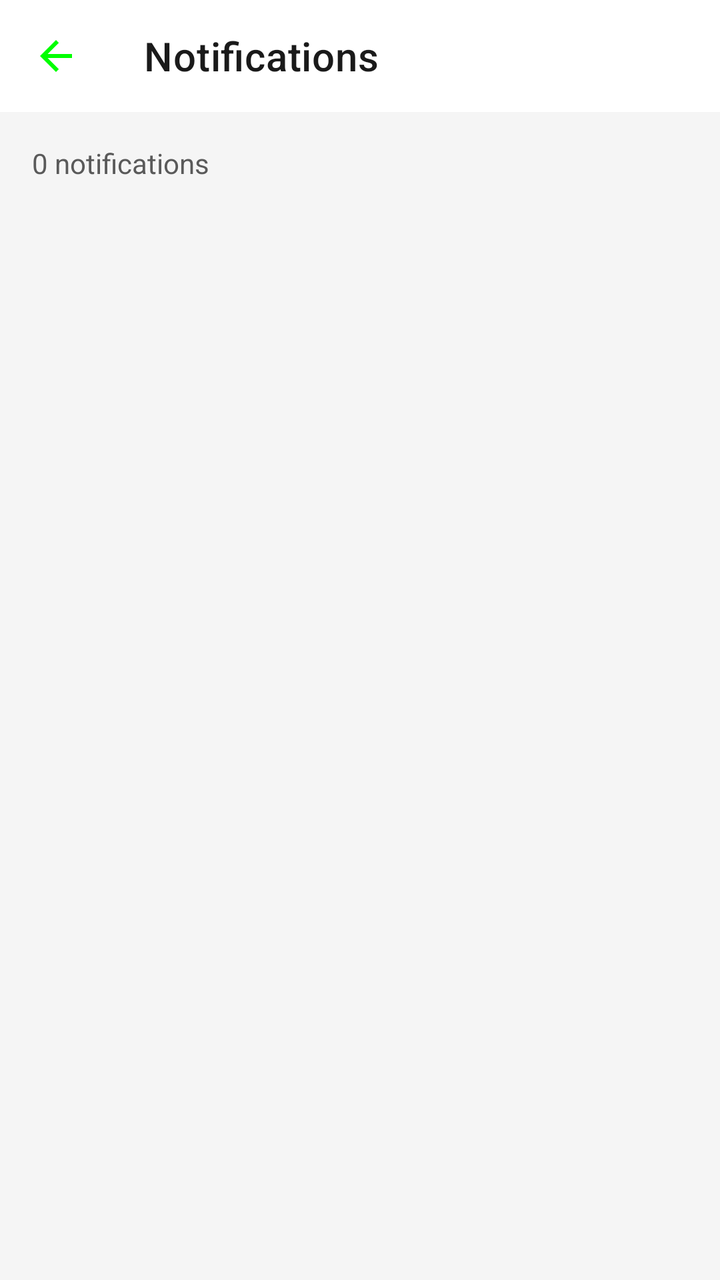
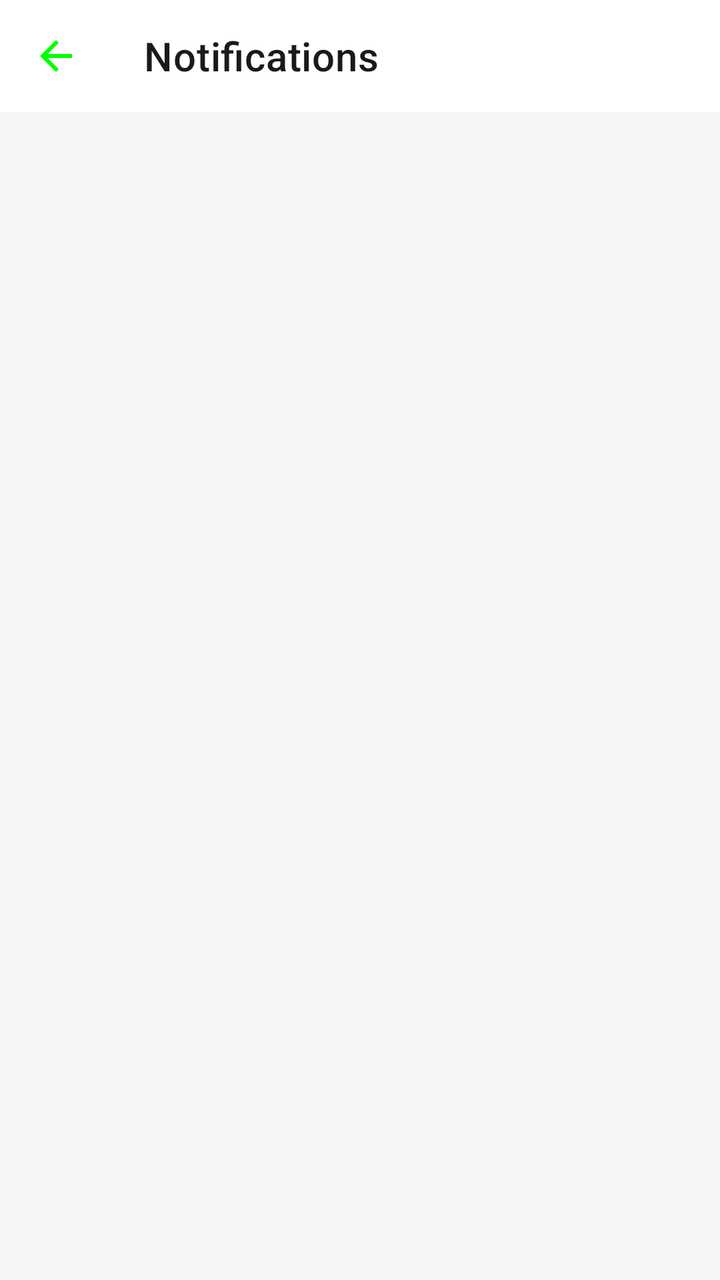

Compare the two renders of this Android layout. The source of the first and the diff that turns it into the second are given below.
<!-- AndroidManifest.xml: application theme Theme.FitnessApp -->
<!-- res/layout/activity_notification.xml -->
<?xml version="1.0" encoding="utf-8"?>
<LinearLayout xmlns:android="http://schemas.android.com/apk/res/android"
    xmlns:app="http://schemas.android.com/apk/res-auto"
    android:layout_width="match_parent"
    android:layout_height="match_parent"
    android:orientation="vertical"
    android:background="@color/background">

    <com.google.android.material.appbar.MaterialToolbar
        android:id="@+id/toolbar"
        android:layout_width="match_parent"
        android:layout_height="?attr/actionBarSize"
        android:background="@color/surface"
        app:navigationIcon="@drawable/ic_back"
        app:title="Notifications"
        app:titleTextColor="@color/text_primary" />

    
    <TextView
        android:id="@+id/tvNotificationCount"
        android:layout_width="match_parent"
        android:layout_height="wrap_content"
        android:padding="16dp"
        android:text="0 notifications"
        android:textSize="14sp"
        android:textColor="@color/text_secondary" />

    <TextView
        android:id="@+id/emptyStateText"
        android:layout_width="wrap_content"
        android:layout_height="wrap_content"
        android:layout_gravity="center"
        android:layout_marginTop="100dp"
        android:text="No notifications yet"
        android:textSize="16sp"
        android:textColor="@color/text_hint"
        android:visibility="gone" />

    <androidx.recyclerview.widget.RecyclerView
        android:id="@+id/notificationsRecycler"
        android:layout_width="match_parent"
        android:layout_height="match_parent"
        android:padding="8dp" />

</LinearLayout>
<!-- resources referenced by this layout -->
<resources>
  <color name="background">#F5F5F5</color>
  <color name="surface">#FFFFFF</color>
  <color name="text_hint">#888888</color>
  <color name="text_primary">#1A1A1A</color>
  <color name="text_secondary">#5A5A5A</color>
  <!-- drawable ic_back (drawable) -->
  <?xml version="1.0" encoding="utf-8"?>
  <vector xmlns:android="http://schemas.android.com/apk/res/android"
      android:width="24dp"
      android:height="24dp"
      android:viewportWidth="24"
      android:viewportHeight="24">
      <path
          android:fillColor="#00FF00"
          android:pathData="M20,11H7.83l5.59,-5.59L12,4l-8,8 8,8 1.41,-1.41L7.83,13H20v-2z"/>
  </vector>
  <style name="Theme.FitnessApp" parent="Theme.MaterialComponents.Light.NoActionBar">
          <item name="colorPrimary">@color/primary</item>
          <item name="colorPrimaryVariant">@color/primary_dark</item>
          <item name="colorOnPrimary">@color/background</item>
          <item name="colorSecondary">@color/secondary</item>
          <item name="colorSecondaryVariant">@color/secondary</item>
          <item name="colorOnSecondary">@color/text_primary</item>
          <item name="android:statusBarColor">@color/background</item>
          <item name="android:windowLightStatusBar">true</item>
          <item name="android:windowBackground">@color/background</item>
          <item name="materialThemeOverlay">@style/ThemeOverlay.FitnessApp.Light</item>
      </style>
  <color name="primary">#00C853</color>
  <color name="primary_dark">#009624</color>
  <color name="secondary">#FF6584</color>
  <style name="ThemeOverlay.FitnessApp.Light" parent="ThemeOverlay.MaterialComponents.Light">
          <item name="colorSurface">@color/surface</item>
          <item name="colorOnSurface">@color/text_primary</item>
          <item name="colorError">@color/error</item>
      </style>
  <color name="error">#D32F2F</color>
</resources>

<!-- the commit's change to res/layout/activity_notification.xml (unified diff, before → after) -->
@@ -23,7 +23,8 @@
         android:padding="16dp"
         android:text="0 notifications"
         android:textSize="14sp"
-        android:textColor="@color/text_secondary" />
+        android:textColor="@color/text_secondary"
+        android:visibility="gone" />  
 
     <TextView
         android:id="@+id/emptyStateText"
@@ -40,6 +41,7 @@
         android:id="@+id/notificationsRecycler"
         android:layout_width="match_parent"
         android:layout_height="match_parent"
-        android:padding="8dp" />
+        android:padding="8dp"
+        android:visibility="gone" />  
 
 </LinearLayout>
